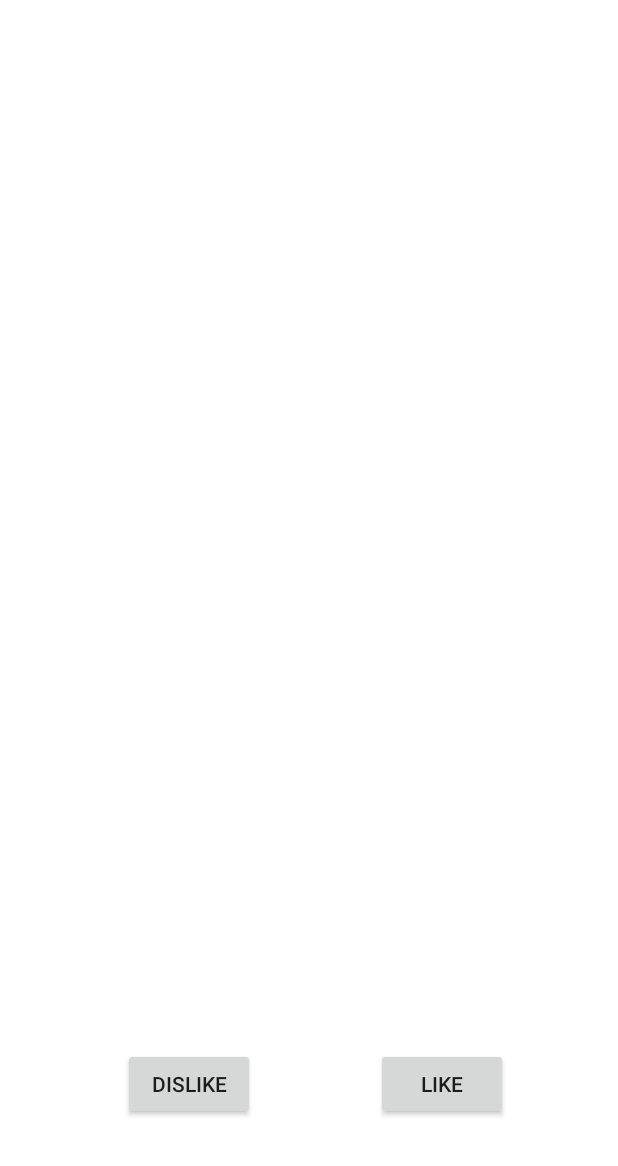
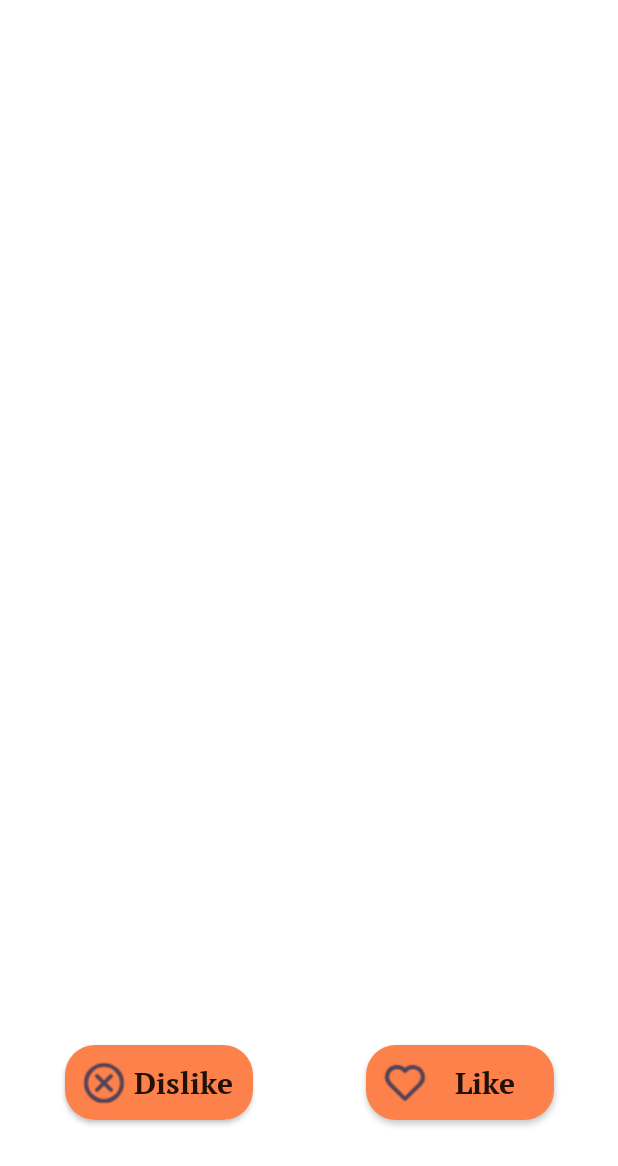
Before and after one commit to NathanGrs00/camistry, an Android app: the layout fragment_overlay_main.xml on its own in the app's theme, with its tools: preview values and no code run, on a phone screen of 412 x 824 dp. Shown: the top 1166 px of the screen. Run offline under Robolectric (Android 15) with nearby library versions, the phone set to English and light mode, and no system bars.

Commit message:
Add button backgrounds and update layout for like/dislike functionality

```diff
--- /dev/null
+++ b/app/src/main/res/drawable/bg_button_overlay.xml
@@ -0,0 +1,5 @@
+<?xml version="1.0" encoding="utf-8"?>
+<shape xmlns:android="http://schemas.android.com/apk/res/android">
+    <solid android:color="@color/secondary_text_coral"/>
+    <corners android:radius="20dp"/>
+</shape>
--- a/app/src/main/res/layout/fragment_overlay_main.xml
+++ b/app/src/main/res/layout/fragment_overlay_main.xml
@@ -1,31 +1,45 @@
 <?xml version="1.0" encoding="utf-8"?>
 <androidx.constraintlayout.widget.ConstraintLayout xmlns:android="http://schemas.android.com/apk/res/android"
     xmlns:app="http://schemas.android.com/apk/res-auto"
-    xmlns:tools="http://schemas.android.com/tools"
     android:layout_width="match_parent"
     android:layout_height="match_parent">
 
     <androidx.appcompat.widget.AppCompatButton
         android:id="@+id/btn_dislike"
-        android:layout_width="wrap_content"
-        android:layout_height="wrap_content"
+        android:layout_width="125dp"
+        android:layout_height="50dp"
+        android:background="@drawable/bg_button_overlay"
+        android:drawableStart="@drawable/ic_cross_small"
+        android:fontFamily="@font/serif_bold"
+        android:padding="10dp"
         android:text="@string/button_dislike"
+        android:textAllCaps="false"
+        android:textSize="20sp"
         app:layout_constraintBottom_toBottomOf="parent"
         app:layout_constraintEnd_toEndOf="parent"
-        app:layout_constraintHorizontal_bias="0.253"
+        app:layout_constraintHorizontal_bias="0.15"
         app:layout_constraintStart_toStartOf="parent"
         app:layout_constraintTop_toTopOf="parent"
         app:layout_constraintVertical_bias="0.9" />
 
+
     <androidx.appcompat.widget.AppCompatButton
         android:id="@+id/btn_like"
-        android:layout_width="wrap_content"
-        android:layout_height="wrap_content"
+        android:layout_width="125dp"
+        android:layout_height="50dp"
+        android:background="@drawable/bg_button_overlay"
+        android:drawableStart="@drawable/ic_heart"
+        android:fontFamily="@font/serif_bold"
+        android:padding="10dp"
         android:text="@string/button_like"
+        android:textAllCaps="false"
+        android:textSize="20sp"
         app:layout_constraintBottom_toBottomOf="parent"
         app:layout_constraintEnd_toEndOf="parent"
-        app:layout_constraintHorizontal_bias="0.773"
+        app:layout_constraintHorizontal_bias="0.85"
         app:layout_constraintStart_toStartOf="parent"
         app:layout_constraintTop_toTopOf="parent"
         app:layout_constraintVertical_bias="0.9" />
+
+
 </androidx.constraintlayout.widget.ConstraintLayout>
```
Also changed, not shown: app/src/main/res/drawable/ic_cross.png (added), app/src/main/res/drawable/ic_cross_small.png (added), app/src/main/res/drawable/ic_heart.png (added).
